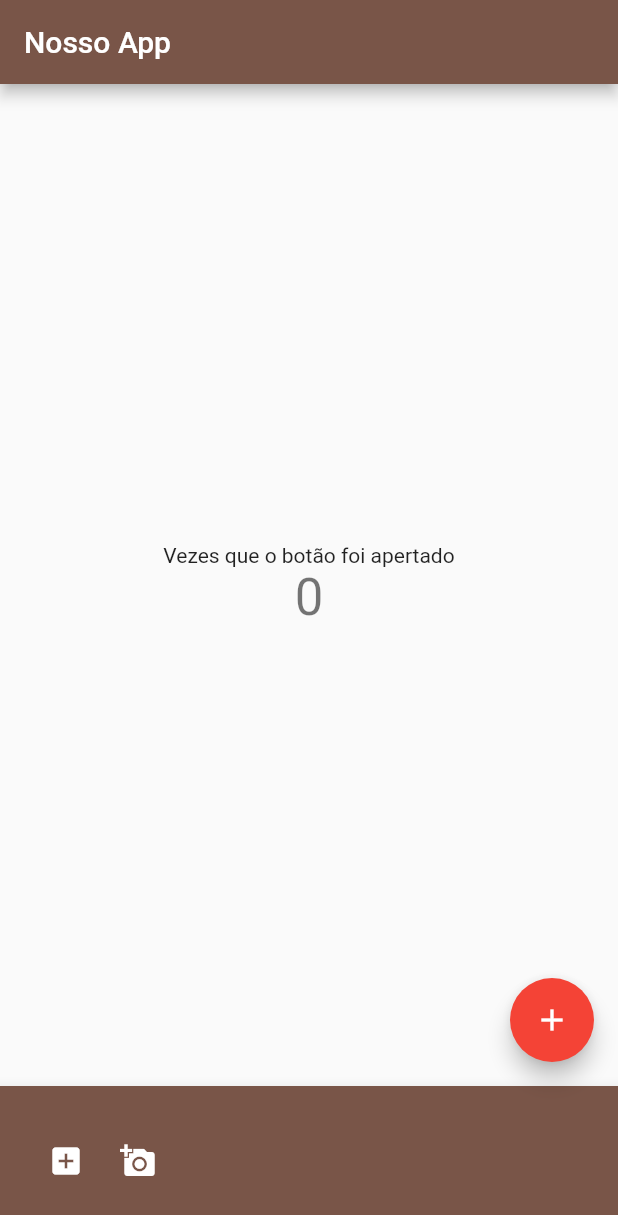
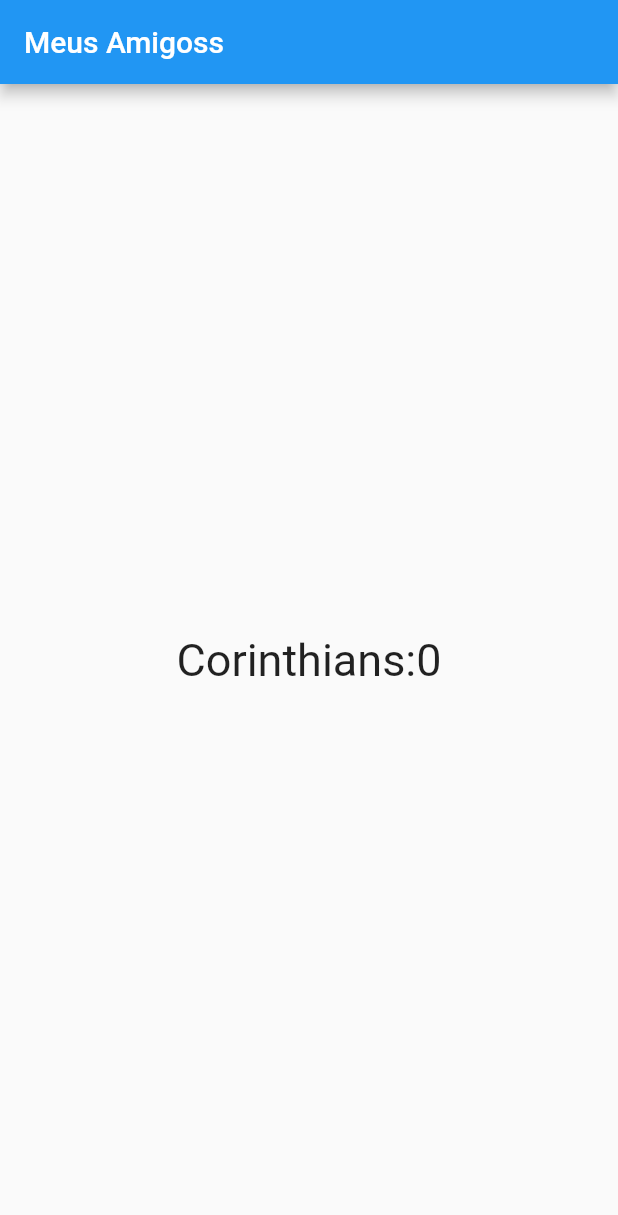
Before and after one commit to lukaneto/flutterTest, a Flutter app: the screen it shows after launch, on a phone screen of 412 x 824 dp. Shown: the top 1215 px of the screen. Run offline on Flutter 3.47's test engine with Material 2 defaults, Android fonts, the phone set to English and light mode, and no system bars.

Commit message:
contador com texto

```diff
--- a/lib/main.dart
+++ b/lib/main.dart
@@ -1,86 +1,58 @@
 import 'package:flutter/material.dart';
-import 'package:flutter/rendering.dart';
 
-void main() => runApp(MyApp());
+void main()=>runApp(MyApp());
 
-class MyApp extends StatelessWidget {
-  Widget build(BuildContext context) {
+class MyApp extends StatelessWidget{
+  @override
+  Widget build(BuildContext context){
     return MaterialApp(
-      title: 'Incrementa flutter',
-      home: HomePage(),
+      title: 'MeuApp Flutter',
+      home: MyHomePage(),
     );
   }
 }
 
-class HomePage extends StatefulWidget {
-  _HomePageState createState() =>
-      _HomePageState(); //método cresteState do tipo _HomePageState que inicia o método construtor _HomePageState().
+class MyHomePage extends StatefulWidget{
+    _HomePage createState()=> _HomePage();
 }
 
-class _HomePageState extends State<HomePage> {
-  int _counter = 0;
-  void _incrementCounter() {
-    setState(() {
-      _counter++;
-    });
-  }
-
+class _HomePage extends State<MyHomePage>{
   @override
-  Widget build(BuildContext context) {
+  Widget build (BuildContext context){
     return Scaffold(
       appBar: AppBar(
-        title: Text('Nosso App'),
-        backgroundColor: Colors.brown,
+        title: Text('Meus Amigoss'),
       ),
       body: Center(
-        child: Column(
-          mainAxisAlignment: MainAxisAlignment.center,
-          children: <Widget>[
-            Text(
-              'Vezes que o botão foi apertado',
-            ),
-            Text(
-              '$_counter',
-              style: Theme.of(context).textTheme.display1,
-            ),
-          ],
-        ),
-      ),
-      floatingActionButton: FloatingActionButton(
-        onPressed: _incrementCounter,
-        child: Icon(Icons.add),
-        backgroundColor: Colors.red,
-      ),
-      bottomNavigationBar: BottomAppBar(
-        color: Colors.brown,
-        child: Container(
-          height: 100,
-          child: Padding(
-            padding: EdgeInsets.all(20),
-            child: Row(
-              children: <Widget>[
-                IconButton(
-                    icon: Icon(Icons.add_box, color: Colors.white),
-                    onPressed: () {
-                      alert('Adicionei qualquer coisa');
-                    }),
-                IconButton(
-                    icon: Icon(
-                      Icons.add_a_photo,
-                      color: Colors.white,
-                    ),
-                    onPressed: () {
-                      alert('Adicionei uma foto');
-                    })
-              ],
-            ),
+          child: Column(
+            mainAxisAlignment: MainAxisAlignment.center,
+            children:[
+              ItemCounter('Corinthians'),
+            ],
           ),
         ),
-      ),
     );
   }
 }
 
-void alert(String message) {
-  print(message);
+class ItemCounter extends StatefulWidget{
+  final String name;
+  ItemCounter(this.name);
+  @override
+  _ItemCounterState createState()=> _ItemCounterState();
 }
+
+class _ItemCounterState extends State<ItemCounter>{
+  int count = 0;
+  @override
+  Widget build(BuildContext context){
+    return GestureDetector(
+      onTap:(){
+        setState((){
+          count++;
+        });
+      },
+      child: Text('${widget.name}:$count',style: TextStyle(fontSize: 30),)
+    );
+  }
+}
```
